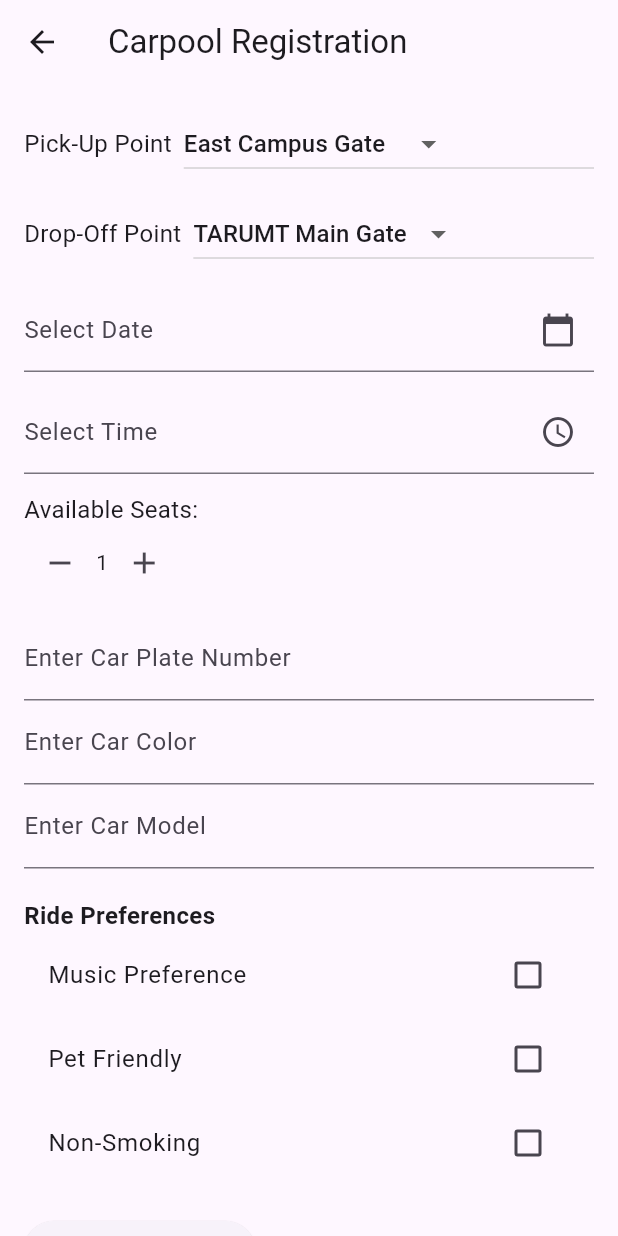
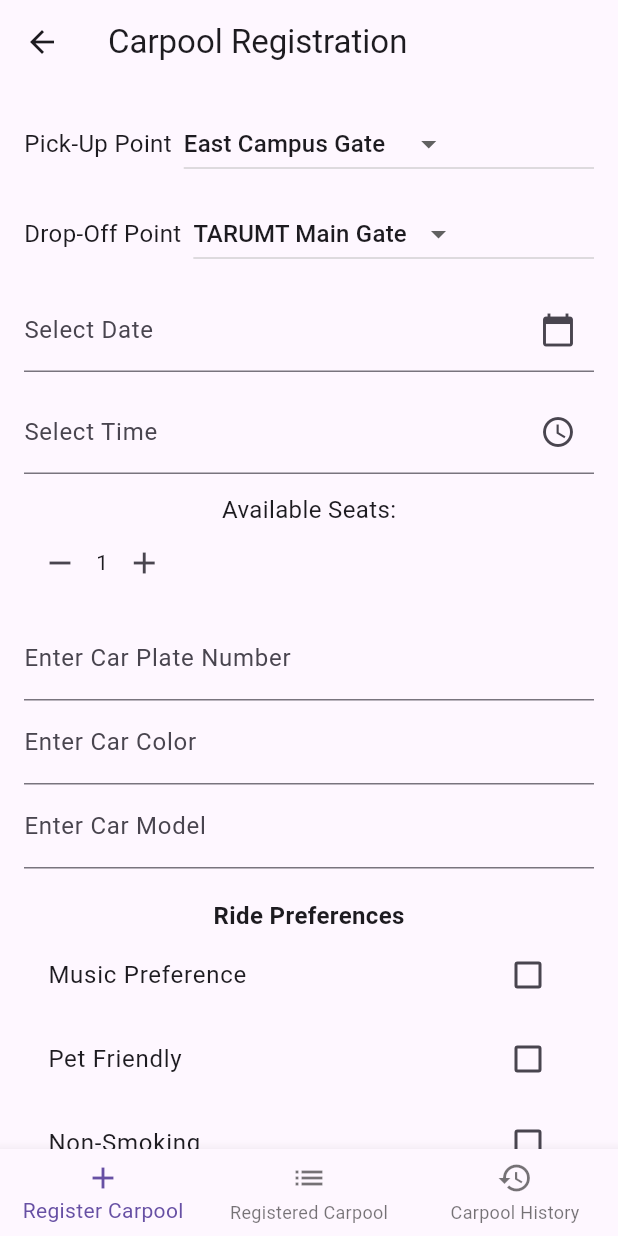
Before and after one commit to ZhiSeng/car_pool-master, a Flutter app: the CarpoolRegistrationPage screen opened directly with empty values, on a phone screen of 412 x 824 dp. Run offline on Flutter 3.47's test engine with Material 3 defaults, Android fonts, the phone set to English and light mode, and no system bars; our stand-ins replace cloud_firestore, firebase_auth, firebase_core, sqflite; accounts and stored records are empty.

Commit message:
user session for register carpool and registerd carpool

```diff
--- a/lib/carpool_main_page.dart
+++ b/lib/carpool_main_page.dart
@@ -21,6 +21,7 @@ class _CarpoolMainPageState extends State<CarpoolMainPage> {
   void initState() {
     super.initState();
     _loadUsername();
+
   }
 
   Future<void> _loadUsername() async {
--- a/lib/carpool_registration.dart
+++ b/lib/carpool_registration.dart
@@ -21,9 +21,9 @@ class _CarpoolRegistrationPageState extends State<CarpoolRegistrationPage> {
   final _timeController = TextEditingController();
   final _seatsController = TextEditingController();
   final _preferenceController = TextEditingController();
-  final _carPlateController = TextEditingController();  // Car Plate TextField
-  final _carColorController = TextEditingController();  // Car Color TextField
-  final _carModelController = TextEditingController();  // Car Model TextField
+  final _carPlateController = TextEditingController(); // Car Plate TextField
+  final _carColorController = TextEditingController(); // Car Color TextField
+  final _carModelController = TextEditingController(); // Car Model TextField
 
   // Dropdown list for pick-up and drop-off points
   final List<String> locations = [
@@ -66,7 +66,8 @@ class _CarpoolRegistrationPageState extends State<CarpoolRegistrationPage> {
     ) ?? initialDate;
 
     setState(() {
-      _dateController.text = "${pickedDate.toLocal()}".split(' ')[0];  // YYYY-MM-DD
+      _dateController.text =
+      "${pickedDate.toLocal()}".split(' ')[0]; // YYYY-MM-DD
     });
   }
 
@@ -81,18 +82,20 @@ class _CarpoolRegistrationPageState extends State<CarpoolRegistrationPage> {
 
     // Check if the selected time is in the future
     DateTime now = DateTime.now();
-    DateTime selectedDateTime = DateTime(now.year, now.month, now.day, pickedTime.hour, pickedTime.minute);
+    DateTime selectedDateTime = DateTime(
+        now.year, now.month, now.day, pickedTime.hour, pickedTime.minute);
 
     if (selectedDateTime.isBefore(now)) {
       // Adjust time to future if selected time is in the past
-      selectedDateTime = selectedDateTime.add(Duration(minutes: 1)); // Add 1 minute to ensure future time
+      selectedDateTime = selectedDateTime.add(
+          Duration(minutes: 1)); // Add 1 minute to ensure future time
 
       // Update the time picker to reflect future time
       pickedTime = TimeOfDay.fromDateTime(selectedDateTime);
     }
 
     setState(() {
-      _timeController.text = "${pickedTime.format(context)}";  // HH:MM AM/PM
+      _timeController.text = "${pickedTime.format(context)}"; // HH:MM AM/PM
     });
   }
 
@@ -104,10 +107,12 @@ class _CarpoolRegistrationPageState extends State<CarpoolRegistrationPage> {
     if (_selectedDropOff.isEmpty) {
       return "Drop-Off Point is required.";
     }
-    if (_dateController.text.isEmpty || DateTime.parse(_dateController.text).isBefore(DateTime.now())) {
+    if (_dateController.text.isEmpty ||
+        DateTime.parse(_dateController.text).isBefore(DateTime.now())) {
       return "Please select a future date.";
     }
-    if (_timeController.text.isEmpty || DateTime.now().isAfter(DateTime.now().add(Duration(hours: 1)))) {
+    if (_timeController.text.isEmpty ||
+        DateTime.now().isAfter(DateTime.now().add(Duration(hours: 1)))) {
       return "Please select a future time.";
     }
     if (_availableSeats < 1) {
@@ -151,13 +156,15 @@ class _CarpoolRegistrationPageState extends State<CarpoolRegistrationPage> {
     String? validationMessage = _validateForm();
     if (validationMessage != null) {
       // If validation fails, show an error message
-      ScaffoldMessenger.of(context).showSnackBar(SnackBar(content: Text(validationMessage)));
+      ScaffoldMessenger.of(context).showSnackBar(
+          SnackBar(content: Text(validationMessage)));
       return;
     }
 
     if (widget.userID == null) {
       // If userID is not passed or null, show error
-      ScaffoldMessenger.of(context).showSnackBar(SnackBar(content: Text("User not logged in.")));
+      ScaffoldMessenger.of(context).showSnackBar(
+          SnackBar(content: Text("User not logged in.")));
       return;
     }
 
@@ -172,9 +179,9 @@ class _CarpoolRegistrationPageState extends State<CarpoolRegistrationPage> {
       if (_nonSmoking) 'Non-Smoking'
     ].join(', ');
 
-    final carPlate = _carPlateController.text;  // Car Plate number
-    final carColor = _carColorController.text;  // Car Color
-    final carModel = _carModelController.text;  // Car Model
+    final carPlate = _carPlateController.text; // Car Plate number
+    final carColor = _carColorController.text; // Car Color
+    final carModel = _carModelController.text; // Car Model
 
     // Prepare data to insert into the database
     Map<String, dynamic> carpoolData = {
@@ -186,9 +193,9 @@ class _CarpoolRegistrationPageState extends State<CarpoolRegistrationPage> {
       'availableSeats': seats,
       'ridePreference': preference,
       'status': 'active', // Set it as active
-      'carPlateNumber': carPlate,  // Store car plate number
-      'carColor': carColor,        // Store car color
-      'carModel': carModel,        // Store car model
+      'carPlateNumber': carPlate, // Store car plate number
+      'carColor': carColor, // Store car color
+      'carModel': carModel, // Store car model
     };
 
     // Insert carpool into the database
@@ -199,18 +206,18 @@ class _CarpoolRegistrationPageState extends State<CarpoolRegistrationPage> {
   }
 
   @override
+  @override
   Widget build(BuildContext context) {
     return Scaffold(
       appBar: AppBar(
         title: Text('Carpool Registration'),
       ),
-      body: SingleChildScrollView(  // Make the content scrollable to prevent overflow
+      body: _selectedIndex == 0
+          ? SingleChildScrollView(
         child: Padding(
           padding: const EdgeInsets.all(16.0),
           child: Column(
-            crossAxisAlignment: CrossAxisAlignment.start,
             children: [
-              // Pick-Up Point Dropdown with Label aligned left
               Row(
                 mainAxisAlignment: MainAxisAlignment.start,
                 children: [
@@ -224,7 +231,8 @@ class _CarpoolRegistrationPageState extends State<CarpoolRegistrationPage> {
                           _selectedPickUp = newValue!;
                         });
                       },
-                      items: locations.map<DropdownMenuItem<String>>((String value) {
+                      items: locations.map<DropdownMenuItem<String>>((
+                          String value) {
                         return DropdownMenuItem<String>(
                           value: value,
                           child: Text(value),
@@ -234,8 +242,6 @@ class _CarpoolRegistrationPageState extends State<CarpoolRegistrationPage> {
                   ),
                 ],
               ),
-
-              // Drop-Off Point Dropdown with Label aligned left
               SizedBox(height: 12),
               Row(
                 mainAxisAlignment: MainAxisAlignment.start,
@@ -250,7 +256,8 @@ class _CarpoolRegistrationPageState extends State<CarpoolRegistrationPage> {
                           _selectedDropOff = newValue!;
                         });
                       },
-                      items: locations.map<DropdownMenuItem<String>>((String value) {
+                      items: locations.map<DropdownMenuItem<String>>((
+                          String value) {
                         return DropdownMenuItem<String>(
                           value: value,
                           child: Text(value),
@@ -314,7 +321,8 @@ class _CarpoolRegistrationPageState extends State<CarpoolRegistrationPage> {
               SizedBox(height: 12),
               TextField(
                 controller: _carPlateController,
-                decoration: InputDecoration(labelText: 'Enter Car Plate Number'),
+                decoration: InputDecoration(
+                    labelText: 'Enter Car Plate Number'),
               ),
               TextField(
                 controller: _carColorController,
@@ -327,7 +335,8 @@ class _CarpoolRegistrationPageState extends State<CarpoolRegistrationPage> {
 
               // Ride Preferences (Checkboxes) with Label
               SizedBox(height: 20),
-              Text('Ride Preferences', style: TextStyle(fontSize: 16, fontWeight: FontWeight.bold)),
+              Text('Ride Preferences',
+                  style: TextStyle(fontSize: 16, fontWeight: FontWeight.bold)),
               CheckboxListTile(
                 title: Text("Music Preference"),
                 value: _musicPreference,
@@ -364,6 +373,28 @@ class _CarpoolRegistrationPageState extends State<CarpoolRegistrationPage> {
             ],
           ),
         ),
+      )
+          : _selectedIndex == 1
+          ? RegisteredCarpoolPage(userID: widget.userID) // Pass userID here
+          : CarpoolHistoryPage(),
+      // Assuming CarpoolHistoryPage doesn't need userID
+      bottomNavigationBar: BottomNavigationBar(
+        currentIndex: _selectedIndex,
+        onTap: _onItemTapped,
+        items: const <BottomNavigationBarItem>[
+          BottomNavigationBarItem(
+            icon: Icon(Icons.add),
+            label: 'Register Carpool',
+          ),
+          BottomNavigationBarItem(
+            icon: Icon(Icons.list),
+            label: 'Registered Carpool',
+          ),
+          BottomNavigationBarItem(
+            icon: Icon(Icons.history),
+            label: 'Carpool History',
+          ),
+        ],
       ),
     );
   }
```
Also changed, not shown: lib/database_helper.dart (indentation only).
